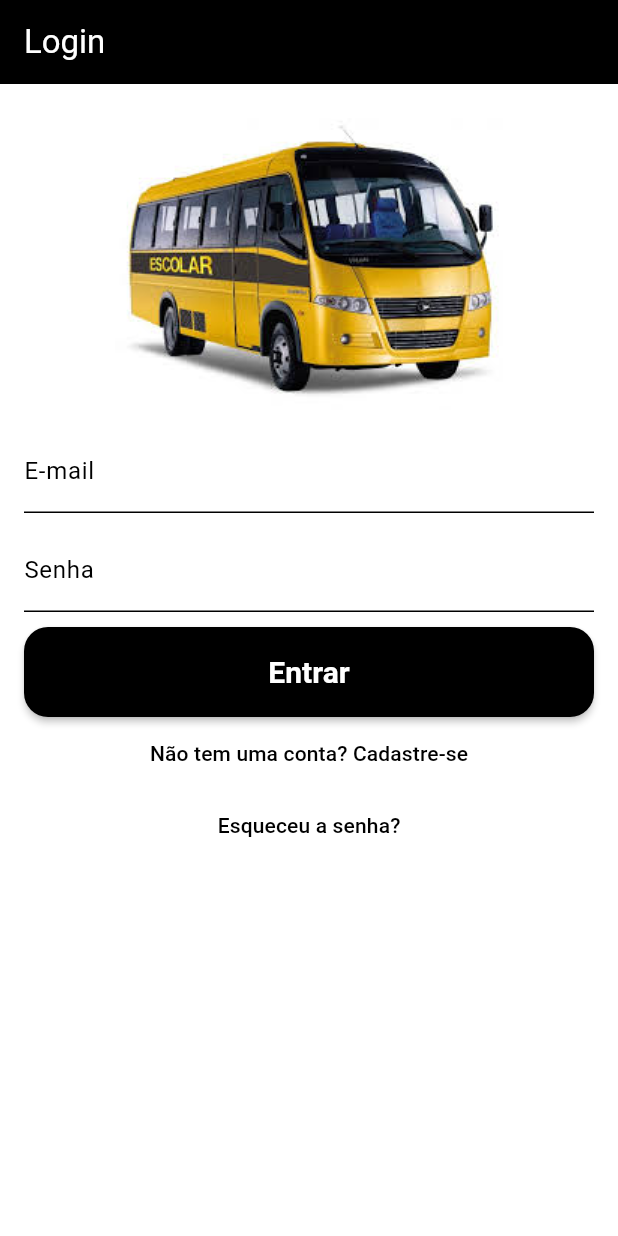
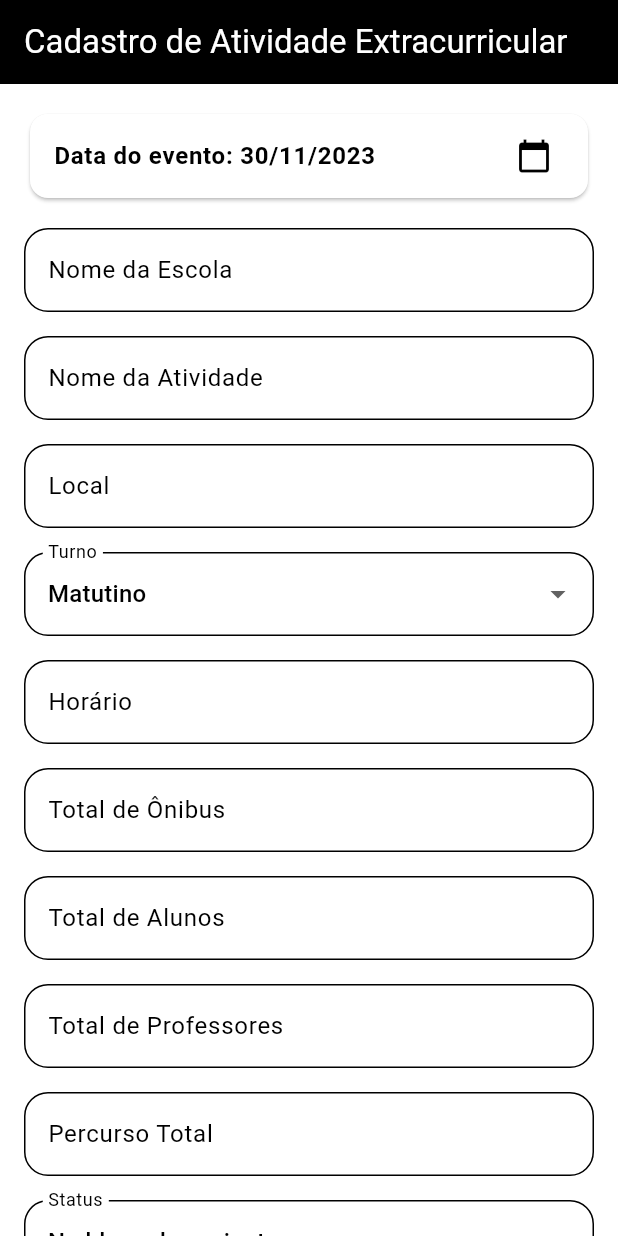
Before and after one commit to waldirdev01/atividade_extracurricular, a Flutter app: the screen it shows after launch, on a phone screen of 412 x 824 dp. Run offline on Flutter 3.47's test engine with Material 3 defaults, Android fonts, the light colour scheme and no system bars; our stand-ins replace cloud_firestore, firebase_auth, firebase_core; accounts and stored records are empty.

Commit message:
formulário criado

```diff
--- a/lib/app/app_widget.dart
+++ b/lib/app/app_widget.dart
@@ -1,5 +1,8 @@
+import 'package:controle_atividade_extracurricular/app/modules/admin/home/home_page.dart';
 import 'package:controle_atividade_extracurricular/app/modules/auth/register/register_page.dart';
+import 'package:controle_atividade_extracurricular/app/modules/pollo/pollo_home_page.dart';
 import 'package:controle_atividade_extracurricular/app/modules/splash/splash_page.dart';
+import 'package:controle_atividade_extracurricular/app/widgets/atividade_extracurricular_form.dart';
 import 'package:flutter/material.dart';
 import 'package:provider/provider.dart';
 import 'modules/auth/login/login_page.dart';
@@ -15,9 +18,11 @@ class AppWidget extends StatelessWidget {
           ChangeNotifierProvider(create: (_) => AppUserProvider()),
         ],
         child: MaterialApp(
+          locale: const Locale('pt', 'BR'),
           theme: customTheme,
           debugShowCheckedModeBanner: false,
-          home: const LoginPage(),
+          home: AtividadeExtracurricularForm(),
+          title: 'Controle de Atividades Extracurriculares',
         ));
   }
 }
--- /dev/null
+++ b/lib/app/models/atividade_extracurricular.dart
@@ -0,0 +1,65 @@
+class AtividadeExtracurricular {
+  final String? id;
+  final DateTime data;
+  final String nomeEscola;
+  final String nomeAtividade;
+  final String local;
+  final String turno;
+  final String horario;
+  final int totalOnibus;
+  final int totalAlunos;
+  final int totalProfessores;
+  final int percursoTotal;
+  final String status;
+
+  AtividadeExtracurricular({
+    this.id,
+    required this.data,
+    required this.nomeEscola,
+    required this.nomeAtividade,
+    required this.local,
+    required this.turno,
+    required this.horario,
+    required this.totalOnibus,
+    required this.totalAlunos,
+    required this.totalProfessores,
+    required this.percursoTotal,
+    required this.status,
+  });
+
+  Map<String, dynamic> toJson() {
+    return {
+      'data':
+          data.toIso8601String(), // Converte DateTime para uma string ISO 8601
+      'nomeEscola': nomeEscola,
+      'nomeAtividade': nomeAtividade,
+      'local': local,
+      'turno': turno,
+      'horario': horario,
+      'totalOnibus': totalOnibus,
+      'totalAlunos': totalAlunos,
+      'totalProfessores': totalProfessores,
+      'percursoTotal': percursoTotal,
+      'status': status,
+    };
+  }
+
+  factory AtividadeExtracurricular.fromJson(
+      String id, Map<String, dynamic> json) {
+    return AtividadeExtracurricular(
+      id: id,
+      data: DateTime.parse(
+          json['data']), // Converte a string ISO 8601 para DateTime
+      nomeEscola: json['nomeEscola'],
+      nomeAtividade: json['nomeAtividade'],
+      local: json['local'],
+      turno: json['turno'],
+      horario: json['horario'],
+      totalOnibus: json['totalOnibus'],
+      totalAlunos: json['totalAlunos'],
+      totalProfessores: json['totalProfessores'],
+      percursoTotal: json['percursoTotal'],
+      status: json['status'],
+    );
+  }
+}
--- a/lib/app/modules/auth/login/login_page.dart
+++ b/lib/app/modules/auth/login/login_page.dart
@@ -4,7 +4,6 @@ import 'package:controle_atividade_extracurricular/app/modules/auth/register/reg
 import 'package:controle_atividade_extracurricular/app/provider/app_user_provider.dart';
 import 'package:firebase_auth/firebase_auth.dart';
 import 'package:flutter/material.dart';
-import '../../../../../core/widgets/bus_logo.dart';
 import '../../splash/splash_page.dart';
 
 class LoginPage extends StatefulWidget {
@@ -88,6 +87,9 @@ class _LoginPageState extends State<LoginPage> {
   }
 
   void _submitForm() async {
+    setState(() {
+      _isLoading = true;
+    });
     final _isValid = _formKey.currentState!.validate();
     if (!_isValid) {
       return;
@@ -98,7 +100,6 @@ class _LoginPageState extends State<LoginPage> {
       Navigator.of(context).pushReplacement(
           MaterialPageRoute(builder: (context) => const SplashPage()));
     } on FirebaseAuthException catch (e) {
-      print('Erro do Firebase: ${e.code} - ${e.message}');
       String errorMessage;
 
       switch (e.code) {
--- a/lib/app/modules/auth/register/register_page.dart
+++ b/lib/app/modules/auth/register/register_page.dart
@@ -2,7 +2,6 @@
 
 import 'package:firebase_auth/firebase_auth.dart';
 import 'package:flutter/material.dart';
-
 import '../../../models/app_user.dart';
 import '../../../provider/app_user_provider.dart';
 
--- a/lib/app/modules/splash/splash_page.dart
+++ b/lib/app/modules/splash/splash_page.dart
@@ -1,6 +1,7 @@
 // ignore_for_file: library_private_types_in_public_api, use_build_context_synchronously
 
 import 'dart:async';
+import 'package:controle_atividade_extracurricular/app/modules/admin/home/home_page.dart';
 import 'package:flutter/material.dart';
 import 'package:provider/provider.dart';
 import '../../models/app_user.dart';
@@ -41,7 +42,10 @@ class _SplashPageState extends State<SplashPage> {
           //transfer
           break;
         case UserType.admin:
-          //home
+          Navigator.pushAndRemoveUntil(
+              context,
+              MaterialPageRoute(builder: (context) => const HomePage()),
+              (route) => false);
           break;
       }
     } else {}
--- /dev/null
+++ b/lib/app/provider/atividade_extracurricular_provider.dart
@@ -0,0 +1,42 @@
+import 'package:cloud_firestore/cloud_firestore.dart';
+import 'package:controle_atividade_extracurricular/app/models/atividade_extracurricular.dart';
+import 'package:flutter/material.dart';
+
+class AtividadeExtracurricularProvider extends ChangeNotifier {
+  List<AtividadeExtracurricular> atividades = [];
+  final FirebaseFirestore _db = FirebaseFirestore.instance;
+  late CollectionReference atividadesRef;
+
+  AtividadeExtracurricularProvider() {
+    atividadesRef = _db.collection('atividades');
+  }
+
+  Future<void> addAtividade(AtividadeExtracurricular atividade) async {
+    atividadesRef = _db.collection('atividades');
+    await atividadesRef.add(atividade.toJson());
+    notifyListeners();
+  }
+
+  Future<void> updateAtividade(AtividadeExtracurricular atividade) async {
+    atividadesRef = _db.collection('atividades');
+    await atividadesRef.doc(atividade.id).update(atividade.toJson());
+    notifyListeners();
+  }
+
+  Future<void> deleteAtividade(AtividadeExtracurricular atividade) async {
+    atividadesRef = _db.collection('atividades');
+    await atividadesRef.doc(atividade.id).delete();
+    notifyListeners();
+  }
+
+  Future<List<AtividadeExtracurricular>> getAtividades() async {
+    atividadesRef = _db.collection('atividades');
+    final querySnapshot = await atividadesRef.get();
+    atividades = querySnapshot.docs
+        .map((doc) => AtividadeExtracurricular.fromJson(
+            doc.id, doc.data() as Map<String, dynamic>))
+        .toList();
+    notifyListeners();
+    return atividades;
+  }
+}
--- /dev/null
+++ b/lib/app/widgets/atividade_extracurricular_form.dart
@@ -0,0 +1,272 @@
+import 'package:controle_atividade_extracurricular/app/provider/atividade_extracurricular_provider.dart';
+import 'package:flutter/material.dart';
+
+import '../models/atividade_extracurricular.dart';
+
+class AtividadeExtracurricularForm extends StatefulWidget {
+  @override
+  _AtividadeExtracurricularFormState createState() =>
+      _AtividadeExtracurricularFormState();
+}
+
+class _AtividadeExtracurricularFormState
+    extends State<AtividadeExtracurricularForm> {
+  DateTime _selectedDate = DateTime.now();
+  AtividadeExtracurricularProvider atividadeExtracurricularProvider =
+      AtividadeExtracurricularProvider();
+  Future<void> _selectDate(BuildContext context) async {
+    final DateTime? picked = await showDatePicker(
+      context: context,
+      initialDate: _selectedDate,
+      firstDate: DateTime(2023),
+      lastDate: DateTime(2025),
+    );
+
+    if (picked != null && picked != _selectedDate) {
+      setState(() {
+        _selectedDate = picked;
+      });
+    }
+  }
+
+  void _submitForm() async {
+    if (_formKey.currentState!.validate()) {
+      final atividade = AtividadeExtracurricular(
+        data: _selectedDate,
+        nomeEscola: _nomeEscolaController.text,
+        nomeAtividade: _nomeAtividadeController.text,
+        local: _localController.text,
+        turno: _turnoController.text,
+        horario: _horarioController.text,
+        totalOnibus: int.parse(_totalOnibusController.text),
+        totalAlunos: int.parse(_totalAlunosController.text),
+        totalProfessores: int.parse(_totalProfessoresController.text),
+        percursoTotal: int.parse(_percursoTotalController.text),
+        status: _status,
+      );
+      await atividadeExtracurricularProvider.addAtividade(atividade);
+      Navigator.of(context).pop(atividade);
+    }
+  }
+
+  final _formKey = GlobalKey<FormState>();
+
+  final _nomeEscolaController = TextEditingController();
+  final _nomeAtividadeController = TextEditingController();
+  final _localController = TextEditingController();
+  final _turnoController = TextEditingController();
+  final _horarioController = TextEditingController();
+  final _totalOnibusController = TextEditingController();
+  final _totalAlunosController = TextEditingController();
+  final _totalProfessoresController = TextEditingController();
+  final _percursoTotalController = TextEditingController();
+  String _status = 'No bloco de assinatura';
+  String _turno = 'Matutino';
+
+  @override
+  void dispose() {
+    _nomeEscolaController.dispose();
+    _nomeAtividadeController.dispose();
+    _localController.dispose();
+    _turnoController.dispose();
+    _horarioController.dispose();
+    _totalOnibusController.dispose();
+    _totalAlunosController.dispose();
+    _totalProfessoresController.dispose();
+    _percursoTotalController.dispose();
+    super.dispose();
+  }
+
+  @override
+  Widget build(BuildContext context) {
+    return Scaffold(
+      appBar: AppBar(
+        title: const Text('Cadastro de Atividade Extracurricular'),
+      ),
+      body: SingleChildScrollView(
+        child: Padding(
+          padding: const EdgeInsets.all(16.0),
+          child: Form(
+            key: _formKey,
+            child: Column(
+              children: <Widget>[
+                Card(
+                  child: ListTile(
+                    title: Text(
+                      'Data do evento: ${_selectedDate.day}/${_selectedDate.month}/${_selectedDate.year}',
+                      style: const TextStyle(
+                          fontSize: 16, fontWeight: FontWeight.bold),
+                    ),
+                    trailing: const Icon(Icons.calendar_today),
+                    onTap: () => _selectDate(context),
+                  ),
+                ),
+                const SizedBox(height: 16),
+                TextFormField(
+                  controller: _nomeEscolaController,
+                  decoration: const InputDecoration(
+                      labelText: 'Nome da Escola',
+                      border: OutlineInputBorder(
+                          borderRadius: BorderRadius.all(Radius.circular(16)))),
+                  validator: (value) {
+                    if (value!.isEmpty) {
+                      return 'Informe o nome da escola';
+                    }
+                    return null;
+                  },
+                ),
+                const SizedBox(height: 16),
+                TextFormField(
+                  controller: _nomeAtividadeController,
+                  decoration: const InputDecoration(
+                      labelText: 'Nome da Atividade',
+                      border: OutlineInputBorder(
+                          borderRadius: BorderRadius.all(Radius.circular(16)))),
+                  validator: (value) {
+                    if (value!.isEmpty) {
+                      return 'Informe o nome da atividade';
+                    }
+                    return null;
+                  },
+                ),
+                const SizedBox(height: 16),
+                TextFormField(
+                  controller: _localController,
+                  decoration: const InputDecoration(
+                      labelText: 'Local',
+                      border: OutlineInputBorder(
+                          borderRadius: BorderRadius.all(Radius.circular(16)))),
+                  validator: (value) {
+                    if (value!.isEmpty) {
+                      return 'Informe o local';
+                    }
+                    return null;
+                  },
+                ),
+                const SizedBox(height: 16),
+                DropdownButtonFormField<String>(
+                  value: _turno,
+                  decoration: const InputDecoration(
+                      labelText: 'Turno',
+                      border: OutlineInputBorder(
+                          borderRadius: BorderRadius.all(Radius.circular(16)))),
+                  items: ['Matutino', 'Vespertino']
+                      .map((label) => DropdownMenuItem(
+                            child: Text(label),
+                            value: label,
+                          ))
+                      .toList(),
+                  onChanged: (value) {
+                    setState(() {
+                      _turno = value!;
+                    });
+                  },
+                ),
+                const SizedBox(height: 16),
+                TextFormField(
+                  controller: _horarioController,
+                  decoration: const InputDecoration(
+                      labelText: 'Horário',
+                      border: OutlineInputBorder(
+                          borderRadius: BorderRadius.all(Radius.circular(16)))),
+                  validator: (value) {
+                    if (value!.isEmpty) {
+                      return 'Informe o horário';
+                    }
+                    return null;
+                  },
+                ),
+                const SizedBox(height: 16),
+                TextFormField(
+                  keyboardType: TextInputType.number,
+                  controller: _totalOnibusController,
+                  decoration: const InputDecoration(
+                      labelText: 'Total de Ônibus',
+                      border: OutlineInputBorder(
+                          borderRadius: BorderRadius.all(Radius.circular(16)))),
+                  validator: (value) {
+                    if (value!.isEmpty) {
+                      return 'Informe o total de ônibus';
+                    }
+                    return null;
+                  },
+                ),
+                const SizedBox(height: 16),
+                TextFormField(
+                  keyboardType: TextInputType.number,
+                  controller: _totalAlunosController,
+                  decoration: const InputDecoration(
+                      labelText: 'Total de Alunos',
+                      border: OutlineInputBorder(
+                          borderRadius: BorderRadius.all(Radius.circular(16)))),
+                  validator: (value) {
+                    if (value!.isEmpty) {
+                      return 'Informe o total de alunos';
+                    }
+                    return null;
+                  },
+                ),
+                const SizedBox(height: 16),
+                TextFormField(
+                  keyboardType: TextInputType.number,
+                  controller: _totalProfessoresController,
+                  decoration: const InputDecoration(
+                      labelText: 'Total de Professores',
+                      border: OutlineInputBorder(
+                          borderRadius: BorderRadius.all(Radius.circular(16)))),
+                  validator: (value) {
+                    if (value!.isEmpty) {
+                      return 'Informe o total de professores';
+                    }
+                    return null;
+                  },
+                ),
+                const SizedBox(height: 16),
+                TextFormField(
+                  keyboardType: TextInputType.number,
+                  controller: _percursoTotalController,
+                  decoration: const InputDecoration(
+                      labelText: 'Percurso Total',
+                      border: OutlineInputBorder(
+                          borderRadius: BorderRadius.all(Radius.circular(16)))),
+                  validator: (value) {
+                    if (value!.isEmpty) {
+                      return 'Informe o percurso total';
+                    }
+                    return null;
+                  },
+                ),
+                const SizedBox(height: 16),
+                DropdownButtonFormField<String>(
+                  value: _status,
+                  decoration: const InputDecoration(
+                    labelText: 'Status',
+                    border: OutlineInputBorder(
+                        borderRadius: BorderRadius.all(Radius.circular(16))),
+                  ),
+                  items: ['No bloco de assinatura', 'B', 'C', 'D', 'E']
+                      .map((label) => DropdownMenuItem(
+                            child: Text(label),
+                            value: label,
+                          ))
+                      .toList(),
+                  onChanged: (value) {
+                    setState(() {
+                      _status = value!;
+                    });
+                  },
+                ),
+                const SizedBox(height: 16),
+                ElevatedButton(
+                  onPressed: _submitForm,
+                  child: const Text('Salvar',
+                      style: TextStyle(fontSize: 20, color: Colors.white)),
+                ),
+              ],
+            ),
+          ),
+        ),
+      ),
+    );
+  }
+}
--- a/pubspec.yaml
+++ b/pubspec.yaml
@@ -37,9 +37,10 @@ dependencies:
   cupertino_icons: ^1.0.2
   provider: ^6.1.1
   path: ^1.8.3
-  firebase_core: ^2.23.0
+  firebase_core: ^2.24.0
   cloud_firestore: ^4.13.2
   firebase_auth: ^4.14.1
+  intl: ^0.18.1
 
 
 
```
Also changed, not shown: lib/app/modules/admin/home/home_page.dart (added, +41 -0 lines), lib/app/modules/pollo/pollo_home_page.dart (added, +44 -0 lines), lib/app/widgets/atividade_extracurricular_card.dart (added, +103 -0 lines), lib/app/widgets/company_card.dart (added, +36 -0 lines), pubspec.lock.
